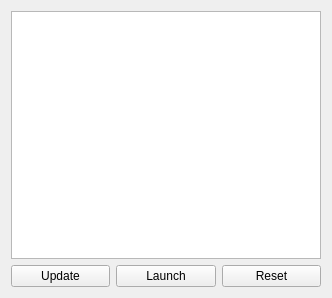
Qt form widget.ui (snoopspy/rara) before a commit.
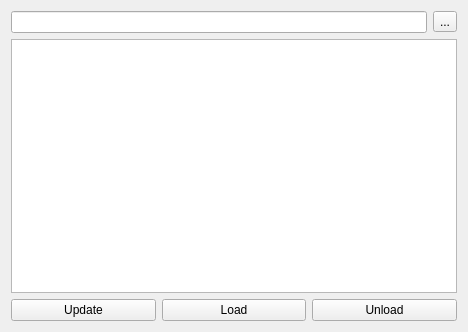
The same form after that commit.

Commit message: Implement loadPackageList and showPackageList

```diff
--- a/widget.ui
+++ b/widget.ui
@@ -6,8 +6,8 @@
    <rect>
     <x>0</x>
     <y>0</y>
-    <width>332</width>
-    <height>298</height>
+    <width>468</width>
+    <height>332</height>
    </rect>
   </property>
   <property name="windowTitle">
@@ -16,6 +16,20 @@
   <layout class="QGridLayout" name="gridLayout">
    <item row="0" column="0">
     <layout class="QVBoxLayout" name="verticalLayout">
+     <item>
+      <layout class="QHBoxLayout" name="horizontalLayout_2">
+       <item>
+        <widget class="QLineEdit" name="leFilter"/>
+       </item>
+       <item>
+        <widget class="QToolButton" name="tbFilter">
+         <property name="text">
+          <string>...</string>
+         </property>
+        </widget>
+       </item>
+      </layout>
+     </item>
      <item>
       <widget class="QTableWidget" name="tableWidget"/>
      </item>
@@ -31,14 +45,14 @@
        <item>
         <widget class="QPushButton" name="pbLaunch">
          <property name="text">
-          <string>Launch</string>
+          <string>Load</string>
          </property>
         </widget>
        </item>
        <item>
         <widget class="QPushButton" name="pbReset">
          <property name="text">
-          <string>Reset</string>
+          <string>Unload</string>
          </property>
         </widget>
        </item>
```
Left out of the diff: 12 changed lines with no effect on the pictures. The commit also changes 3 other files.
